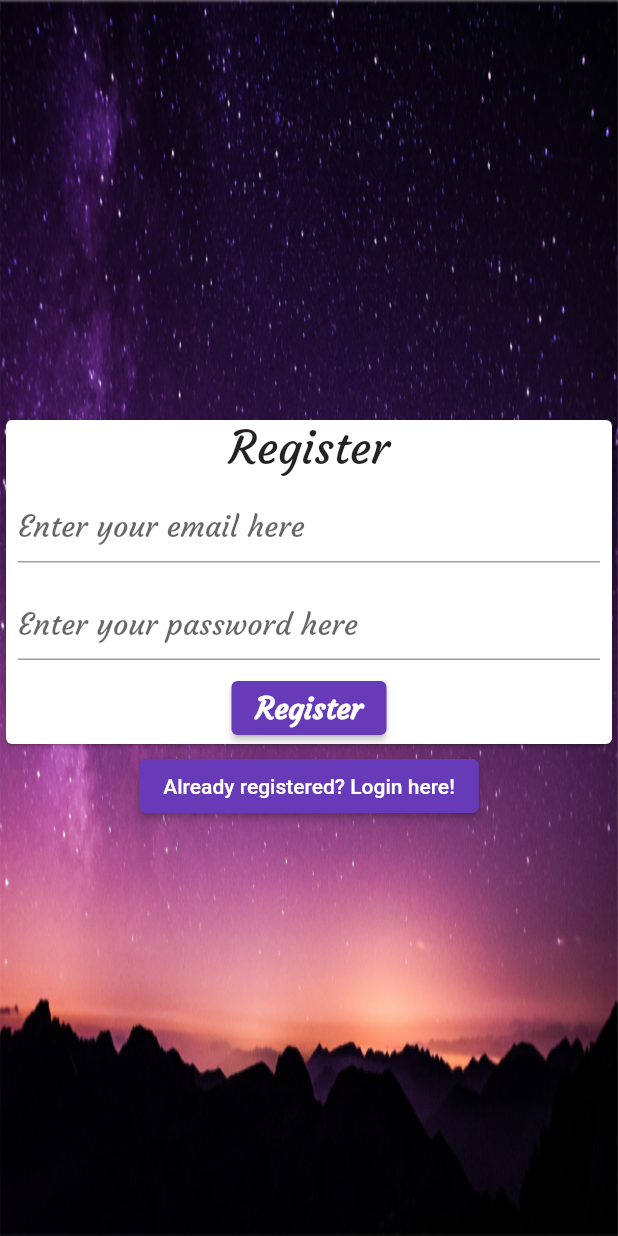
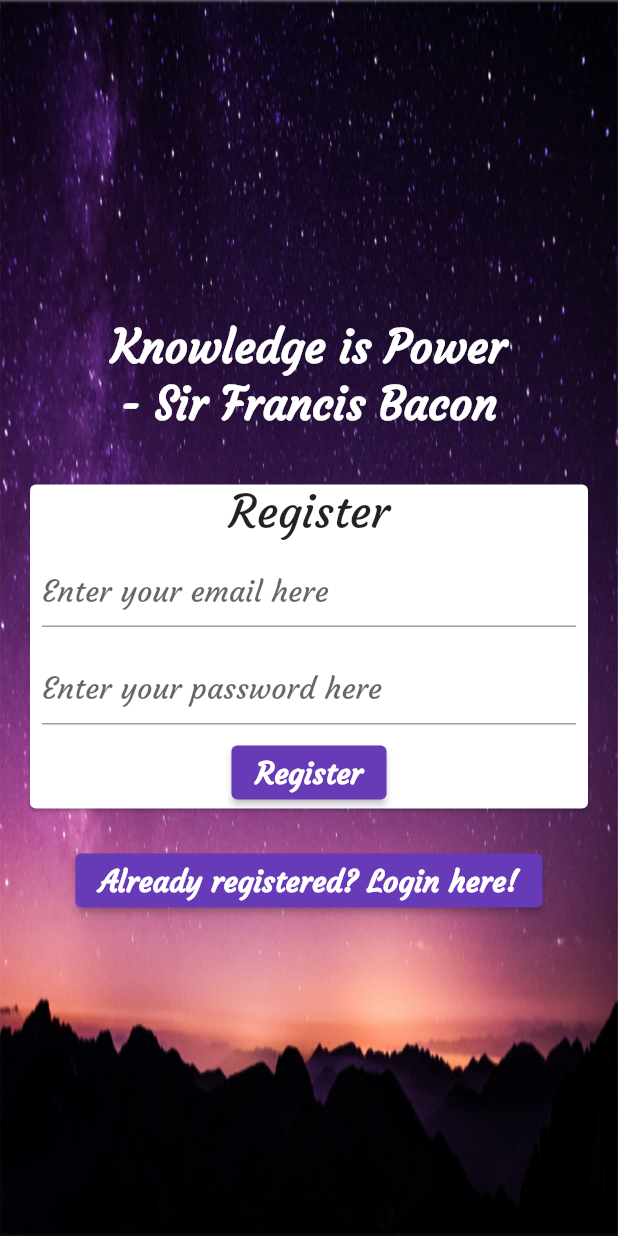
Before and after one commit to PattyCoding123/mobile_motivation, a Flutter app: the RegisterView screen opened directly, on a phone screen of 412 x 824 dp. Run offline on Flutter 3.47's test engine with Material 2 defaults, Android fonts, the light colour scheme and no system bars; our stand-ins replace bloc, cloud_firestore, equatable, firebase_auth, firebase_core, flutter_bloc and 1 more; accounts and stored records are empty.

Commit message:
step-10 Refactored register_view.dart and included the necessary widgets to improve the look. Also added documentation to the login_view, login_form, and register_form dart files.

```diff
--- a/lib/views/login_view.dart
+++ b/lib/views/login_view.dart
@@ -85,7 +85,7 @@ class LoginView extends StatelessWidget {
                   const SizedBox(
                     height: 30.0,
                   ),
-                  // Display the contents of the LoginForm widget last.
+                  // Display the contents of the LoginForm widget.
                   const Padding(
                     padding: EdgeInsets.symmetric(
                       horizontal: 16.0,
--- a/lib/views/main_ui/custom_widgets/login_form.dart
+++ b/lib/views/main_ui/custom_widgets/login_form.dart
@@ -99,7 +99,7 @@ class _LoginFormState extends State<LoginForm> {
               ),
             ),
             // Login Button:
-            // An ElevatedButton to login the user by triggering a
+            // An elevated button to login the user by triggering a
             // BLoC Event called AuthEventLogIn. It is decorated to
             // fit the theming of the app. BlocListener will listen to the
             // changes in the state and will handle dialogs if the Bloc
--- a/lib/views/main_ui/custom_widgets/register_form.dart
+++ b/lib/views/main_ui/custom_widgets/register_form.dart
@@ -99,12 +99,10 @@ class _RegisterFormState extends State<RegisterForm> {
               ),
             ),
             // Register Button:
-            // An ElevatedButton to register the user by triggering a
+            // An elevated button to register the user by triggering a
             // BLoC Event called AuthEventRegister. It is decorated to
             // fit the theming of the app. BlocListener will listen to the
-            // changes in the state and will handle dialogs if the Bloc
-            // fails to output the AuthStateLoggedIn AuthState after the
-            // AuthEventLogIn has been invoked.
+            // changes in the state and will handle dialogs.
             ElevatedButton(
               onPressed: () async {
                 final email = _email.text;
--- a/lib/views/register_view.dart
+++ b/lib/views/register_view.dart
@@ -1,11 +1,17 @@
-// Contains all code for the register view of our app!
 import 'package:flutter/material.dart';
 import 'package:flutter_bloc/flutter_bloc.dart';
+import 'package:mobile_motivation/constants/font_constants.dart';
 import 'package:mobile_motivation/services/auth/auth_errors.dart';
 import 'package:mobile_motivation/services/auth/bloc/auth_bloc.dart';
 import 'package:mobile_motivation/utilities/dialogs/error_dialog.dart';
 import 'package:mobile_motivation/views/main_ui/custom_widgets/register_form.dart';
 
+// The RegisterView will display a view with a background image,
+// a form for users to enter account information, and buttons to register
+// an account with the given information. If the user does register a valid
+// account, they immediately be sent to the register view page. There is
+// also another button that can be pressed to return the user back to
+// the LoginView.
 class RegisterView extends StatefulWidget {
   const RegisterView({Key? key}) : super(key: key);
 
@@ -41,6 +47,9 @@ class _RegisterViewState extends State<RegisterView> {
     Size size = MediaQuery.of(context).size;
 
     return BlocListener<AuthBloc, AuthState>(
+      // The BLoC listener is here listen for
+      // any changes made to the state of AuthStateRegistering
+      // which includes finding and emitting auth errors.
       listener: (context, state) async {
         if (state is AuthStateRegistering) {
           if (state.exception is AuthErrorUnknown) {
@@ -59,31 +68,78 @@ class _RegisterViewState extends State<RegisterView> {
         }
       },
       child: Scaffold(
+        // For the body of the Scaffold, we need to include a
+        // SingleChildScrollView to avoid overflowing render issues.
         body: SingleChildScrollView(
+          // Use stack widget to display Form and ElevatedButtons over
+          // a background image.
           child: Stack(
             alignment: Alignment.center,
             children: <Widget>[
+              // Displays the background image asset when the RegisterView
+              // is built.
               Image.asset(
                 'assets/images/background_3.jpg',
                 width: size.width,
                 height: size.height,
                 fit: BoxFit.fill,
               ),
+              // Displays the Text Heading and RegisterForm widget all vertically
+              // stacked and directly over the background image.
               Column(
+                // Use MainAxisSize.min to avoid overreaching to the edges
+                // of the phone/tablet screen.
                 mainAxisSize: MainAxisSize.min,
                 mainAxisAlignment: MainAxisAlignment.center,
                 crossAxisAlignment: CrossAxisAlignment.center,
                 children: [
-                  const RegisterForm(),
-                  // When button is pressed, Firebase must authenticate the user
-                  // Catch any errors for creating the user!
+                  // Text Heading, which is a quote from Sir Francis Bacon.
+                  const Text(
+                    'Knowledge is Power\n- Sir Francis Bacon',
+                    style: TextStyle(
+                      fontFamily: courgetteFamily,
+                      fontWeight: FontWeight.bold,
+                      fontSize: 30.0,
+                      color: Colors.white,
+                    ),
+                    textAlign: TextAlign.center,
+                  ),
+                  // Divider between the Text Heading and the
+                  // RegisterForm widget
+                  const SizedBox(
+                    height: 30.0,
+                  ),
+                  // Display the contents of the RegisterForm widget.
+                  const Padding(
+                    padding: EdgeInsets.symmetric(
+                      horizontal: 16.0,
+                      vertical: 0.0,
+                    ),
+                    child: RegisterForm(),
+                  ),
+                  // SizedBox widget that separates the Form widgets and the buttons
+                  // for going back to the LoginView.
+                  const SizedBox(
+                    height: 20.0,
+                  ),
+                  // Go Back to LoginView Button:
+                  // An elevated button that, When button is pressed,
+                  // initiates a BLoC event called AuthEventLogOut which
+                  // tells the user to go back to the LoginView essentially.
                   ElevatedButton(
+                    style: style,
                     onPressed: () {
                       context.read<AuthBloc>().add(
                             const AuthEventLogOut(),
                           );
                     },
-                    child: const Text('Already registered? Login here!'),
+                    child: const Text(
+                      'Already registered? Login here!',
+                      style: TextStyle(
+                        fontFamily: courgetteFamily,
+                        fontWeight: FontWeight.bold,
+                      ),
+                    ),
                   ),
                 ],
               ),
```
